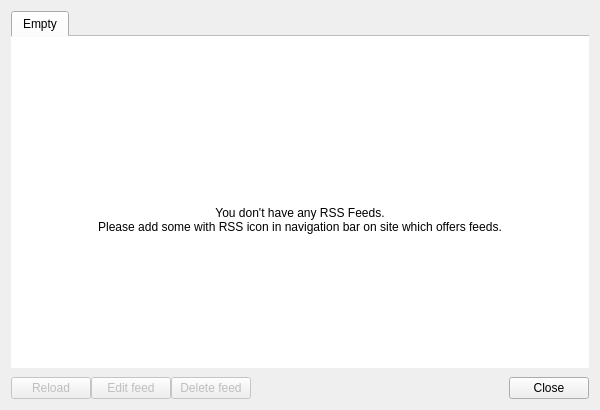
QupZilla/qupzilla, file src/rss/rssmanager.ui: the form before one commit.
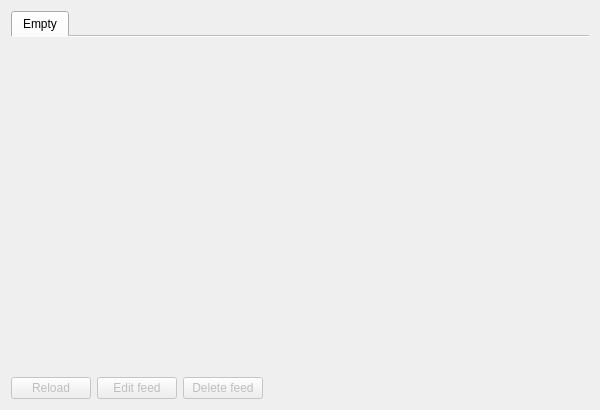
The form after the commit. Icons and pictures are not drawn.

Commit message: Added unified Library which contains history, bookmarks and RSS reader.

Diff of the .ui file:
```diff
--- a/src/rss/rssmanager.ui
+++ b/src/rss/rssmanager.ui
@@ -19,7 +19,7 @@
   </property>
   <layout class="QVBoxLayout" name="verticalLayout_2">
    <property name="spacing">
-    <number>0</number>
+    <number>6</number>
    </property>
    <item>
     <widget class="QTabWidget" name="tabWidget">
@@ -49,48 +49,6 @@
        <property name="rightMargin">
         <number>0</number>
        </property>
-       <item>
-        <widget class="QFrame" name="frame">
-         <property name="styleSheet">
-          <string notr="true">background: white;</string>
-         </property>
-         <property name="frameShape">
-          <enum>QFrame::NoFrame</enum>
-         </property>
-         <property name="frameShadow">
-          <enum>QFrame::Raised</enum>
-         </property>
-         <layout class="QVBoxLayout" name="verticalLayout">
-          <item>
-           <widget class="QLabel" name="label_2">
-            <property name="sizePolicy">
-             <sizepolicy hsizetype="Preferred" vsizetype="Preferred">
-              <horstretch>0</horstretch>
-              <verstretch>0</verstretch>
-             </sizepolicy>
-            </property>
-            <property name="pixmap">
-             <pixmap resource="../data/icons.qrc">:/icons/menu/rss.png</pixmap>
-            </property>
-            <property name="alignment">
-             <set>Qt::AlignBottom|Qt::AlignHCenter</set>
-            </property>
-           </widget>
-          </item>
-          <item>
-           <widget class="QLabel" name="label">
-            <property name="text">
-             <string>You don't have any RSS Feeds.&lt;br/&gt;
-Please add some with RSS icon in navigation bar on site which offers feeds.</string>
-            </property>
-            <property name="alignment">
-             <set>Qt::AlignHCenter|Qt::AlignTop</set>
-            </property>
-           </widget>
-          </item>
-         </layout>
-        </widget>
-       </item>
       </layout>
      </widget>
     </widget>
@@ -140,13 +98,6 @@
        </property>
       </spacer>
      </item>
-     <item>
-      <widget class="QDialogButtonBox" name="buttonBox">
-       <property name="standardButtons">
-        <set>QDialogButtonBox::Close</set>
-       </property>
-      </widget>
-     </item>
     </layout>
    </item>
   </layout>
```
The commit also changes 25 other files.
